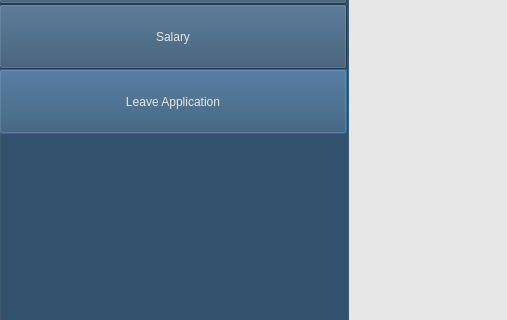
Above: Employee/Employee Side Bar.ui from Hammad-Ali-Asif/AEMS before the change; both pictures show x 0 to 507 and y 400 to 720 of the 1280 by 720 pixel window. Below: the same form after it.
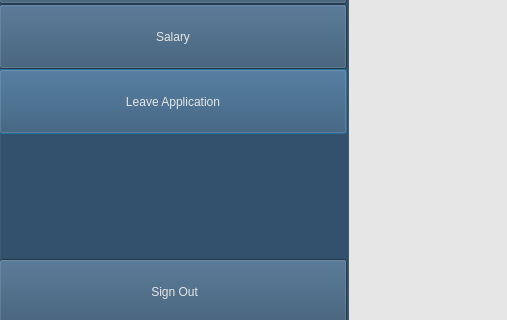
That is the form after the change. Icons and pictures are not drawn.

Commit message: sign-out addition

```diff
--- a/Employee/Employee Side Bar.ui
+++ b/Employee/Employee Side Bar.ui
@@ -240,6 +240,49 @@
      <string>Attendance</string>
     </property>
    </widget>
+   <widget class="QPushButton" name="sign_out">
+    <property name="geometry">
+     <rect>
+      <x>0</x>
+      <y>660</y>
+      <width>348</width>
+      <height>65</height>
+     </rect>
+    </property>
+    <property name="minimumSize">
+     <size>
+      <width>348</width>
+      <height>65</height>
+     </size>
+    </property>
+    <property name="maximumSize">
+     <size>
+      <width>348</width>
+      <height>65</height>
+     </size>
+    </property>
+    <property name="cursor">
+     <cursorShape>PointingHandCursor</cursorShape>
+    </property>
+    <property name="styleSheet">
+     <string notr="true">font: italic 18pt &quot;Sitka&quot; rgb(255, 255, 255);
+color: rgb(230, 230, 230);</string>
+    </property>
+    <property name="text">
+     <string>  Sign Out </string>
+    </property>
+    <property name="icon">
+     <iconset>
+      <normaloff>../Images/sign out-grey.png</normaloff>
+      <normalon>../Images/sign out-grey.png</normalon>../Images/sign out-grey.png</iconset>
+    </property>
+    <property name="iconSize">
+     <size>
+      <width>30</width>
+      <height>30</height>
+     </size>
+    </property>
+   </widget>
   </widget>
  </widget>
  <resources/>
```
The commit also changes 3 other files.
